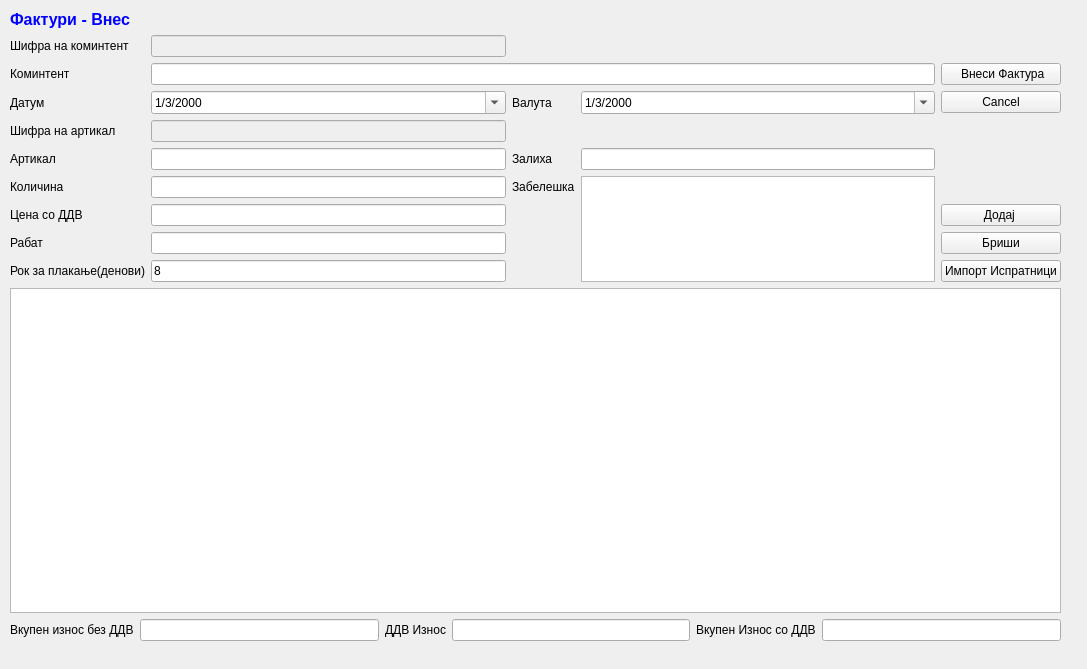
The window that sterna/Priemnici/priemnicivnes.ui (srgank/sterna_x) describes before a commit, drawn with Qt 5.
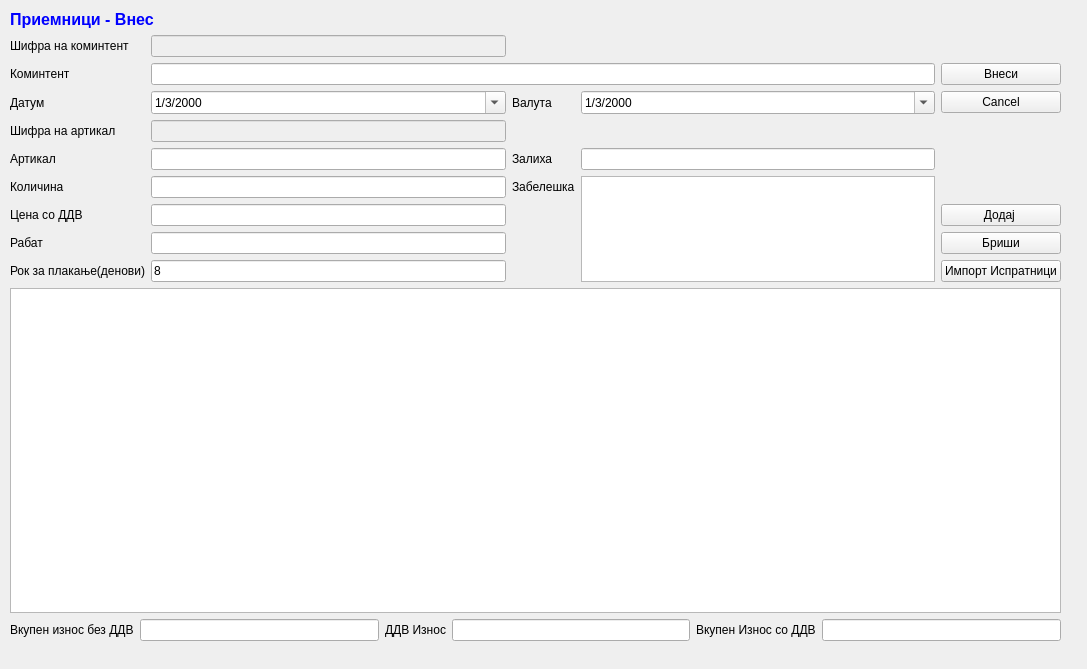
The same window after the commit. Icons and pictures are not drawn.

```diff
--- a/sterna/Priemnici/priemnicivnes.ui
+++ b/sterna/Priemnici/priemnicivnes.ui
@@ -331,15 +331,15 @@
        <string>&lt;!DOCTYPE HTML PUBLIC &quot;-//W3C//DTD HTML 4.0//EN&quot; &quot;http://www.w3.org/TR/REC-html40/strict.dtd&quot;&gt;
 &lt;html&gt;&lt;head&gt;&lt;meta name=&quot;qrichtext&quot; content=&quot;1&quot; /&gt;&lt;style type=&quot;text/css&quot;&gt;
 p, li { white-space: pre-wrap; }
-&lt;/style&gt;&lt;/head&gt;&lt;body style=&quot; font-family:'MS Shell Dlg 2'; font-size:10pt; font-weight:400; font-style:normal;&quot;&gt;
-&lt;p style=&quot; margin-top:0px; margin-bottom:0px; margin-left:0px; margin-right:0px; -qt-block-indent:0; text-indent:0px;&quot;&gt;&lt;span style=&quot; font-size:12pt; font-weight:600; color:#0000ff;&quot;&gt;Фактури - Внес&lt;/span&gt;&lt;/p&gt;&lt;/body&gt;&lt;/html&gt;</string>
+&lt;/style&gt;&lt;/head&gt;&lt;body style=&quot; font-family:'Sans Serif'; font-size:9pt; font-weight:400; font-style:normal;&quot;&gt;
+&lt;p style=&quot; margin-top:0px; margin-bottom:0px; margin-left:0px; margin-right:0px; -qt-block-indent:0; text-indent:0px;&quot;&gt;&lt;span style=&quot; font-family:'MS Shell Dlg 2'; font-size:12pt; font-weight:600; color:#0000ff;&quot;&gt;Приемници&lt;/span&gt;&lt;span style=&quot; font-family:'MS Shell Dlg 2'; font-size:12pt; font-weight:600; color:#0000ff;&quot;&gt; - Внес&lt;/span&gt;&lt;/p&gt;&lt;/body&gt;&lt;/html&gt;</string>
       </property>
      </widget>
     </item>
     <item row="3" column="4">
      <widget class="QPushButton" name="pushButton_4">
       <property name="text">
-       <string> Внеси Фактура</string>
+       <string> Внеси </string>
       </property>
       <property name="icon">
        <iconset>
```
